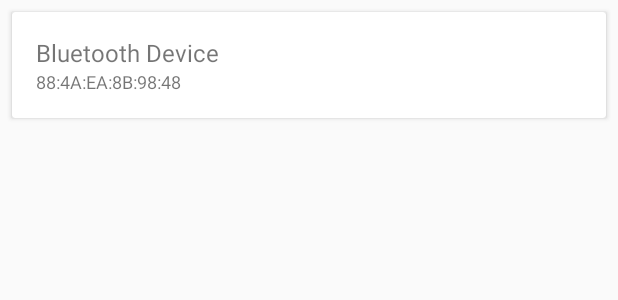
After one commit to konradhalas/lf-cockpit, an Android app: the layout view_device_list_item.xml on its own in the app's theme, with its tools: preview values and no code run, on a phone screen of 412 x 824 dp. The commit adds this screen. Shown: the top 300 px of the screen. Run offline under Robolectric (Android 15) with nearby library versions, the phone set to English and light mode, and no system bars.

Commit message:
Show scanned devices and connect to selected device

```diff
--- a/app/src/main/AndroidManifest.xml
+++ b/app/src/main/AndroidManifest.xml
@@ -15,6 +15,7 @@
                 <category android:name="android.intent.category.LAUNCHER" />
             </intent-filter>
         </activity>
+        <activity android:name=".DeviceActivity" />
     </application>
 
 </manifest>
--- /dev/null
+++ b/app/src/main/java/pl/konradhalas/lfcockpit/views/DeviceListItemView.kt
@@ -0,0 +1,27 @@
+package pl.konradhalas.lfcockpit.views
+
+import android.content.Context
+import android.support.v7.widget.CardView
+import android.util.AttributeSet
+import android.widget.TextView
+import pl.konradhalas.lfcockpit.DeviceViewModel
+import pl.konradhalas.lfcockpit.R
+
+class DeviceListItemView(context: Context, attrs: AttributeSet?) : CardView(context, attrs) {
+    private val nameView by lazy { findViewById(R.id.name) as TextView }
+    private val macView by lazy { findViewById(R.id.mac) as TextView }
+
+    private var content: DeviceViewModel? = null
+
+    fun setContent(data: DeviceViewModel) {
+        content = data
+        nameView.text = data.name
+        macView.text = data.mac
+    }
+
+    fun setConnectListener(listener: (DeviceViewModel) -> Unit) {
+        setOnClickListener {
+            content?.let { listener(it) }
+        }
+    }
+}
--- /dev/null
+++ b/app/src/main/res/layout/view_device_list_item.xml
@@ -0,0 +1,29 @@
+<?xml version="1.0" encoding="utf-8"?>
+<pl.konradhalas.lfcockpit.views.DeviceListItemView xmlns:android="http://schemas.android.com/apk/res/android"
+    xmlns:tools="http://schemas.android.com/tools"
+    android:layout_width="match_parent"
+    android:layout_height="wrap_content"
+    android:layout_margin="8dp">
+
+    <LinearLayout
+        android:layout_width="match_parent"
+        android:layout_height="match_parent"
+        android:orientation="vertical"
+        android:padding="16dp">
+
+        <TextView
+            android:id="@+id/name"
+            android:layout_width="match_parent"
+            android:layout_height="wrap_content"
+            android:textSize="16sp"
+            tools:text="Bluetooth Device" />
+
+        <TextView
+            android:id="@+id/mac"
+            android:layout_width="match_parent"
+            android:layout_height="wrap_content"
+            android:textSize="12sp"
+            tools:text="88:4A:EA:8B:98:48" />
+
+    </LinearLayout>
+</pl.konradhalas.lfcockpit.views.DeviceListItemView>
--- a/build.gradle
+++ b/build.gradle
@@ -1,7 +1,10 @@
 // Top-level build file where you can add configuration options common to all sub-projects/modules.
 
 buildscript {
-    ext.kotlin_version = '1.0.5-2'
+    ext {
+        kotlin_version = '1.0.5-2'
+        support_version = '24.2.0'
+    }
     repositories {
         jcenter()
     }
```
Also changed, not shown: app/build.gradle (+7 -3 lines), app/src/main/java/pl/konradhalas/lfcockpit/DeviceActivity.kt (added, +66 -0 lines), app/src/main/java/pl/konradhalas/lfcockpit/MainActivity.kt (+120 -1 lines), app/src/main/res/layout/activity_device.xml (added, +13 -0 lines), app/src/main/res/layout/activity_main.xml (+15 -11 lines), app/src/main/res/menu/activity_device.xml (added, +8 -0 lines), app/src/main/res/menu/activity_scan.xml (added, +8 -0 lines).
